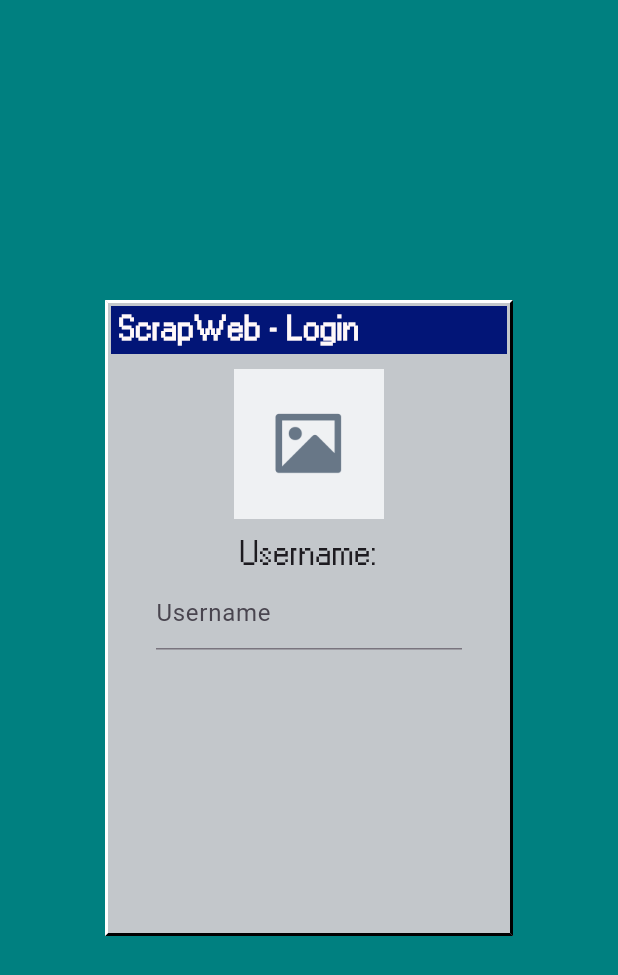
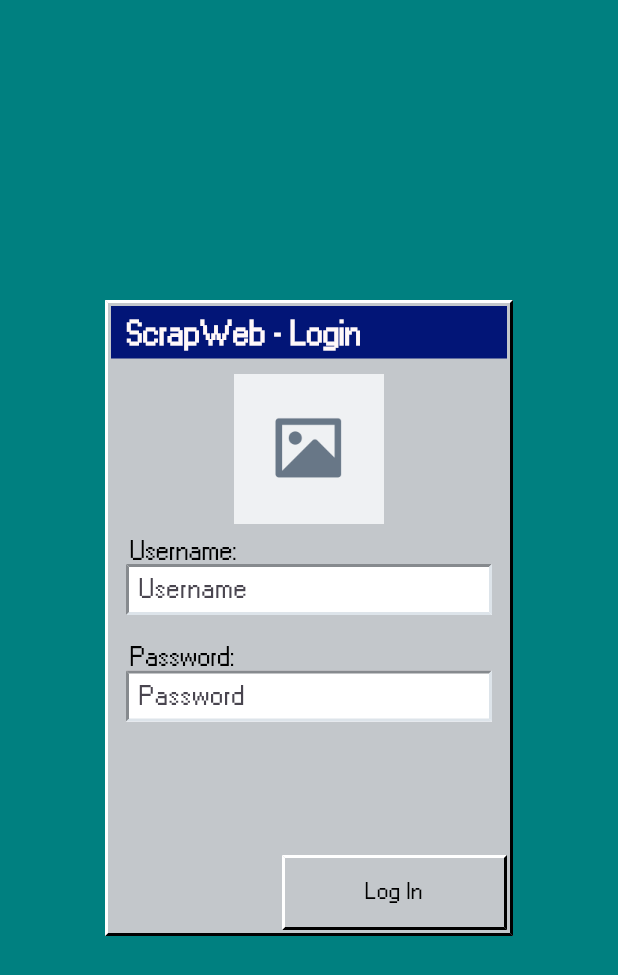
Before and after one commit to scrapweb-cop4331/scrapweb, a Flutter app: the screen it shows after launch, on a phone screen of 412 x 824 dp. Shown: the top 975 px of the screen. Run offline on Flutter 3.47's test engine with Material 3 defaults, Android fonts, the phone set to English and light mode, and no system bars.

Commit message:
login features completed, started process of converting to widgets (as i should have initially but im learning ¯\_(ツ)_/¯ )

```diff
--- a/mobile/scrapweb_app/lib/main.dart
+++ b/mobile/scrapweb_app/lib/main.dart
@@ -23,11 +23,85 @@ class MyApp extends StatelessWidget {
           default:
             return null;
         }
-      }
-
+      },
+      theme: ThemeData(
+        splashFactory: NoSplash.splashFactory,
+        splashColor: Colors.transparent,
+        highlightColor: Colors.transparent,
+        hoverColor: Colors.transparent,
+      )
     );
   }
 }
+
+/*
+  Button Widget
+  Creates Win95-esque button
+  Required parameters:
+    - text: 'string'
+    - onTap: () {
+      <function>
+    }
+
+  Optional parameters:
+    - width: int (default 100)
+    - height: int (default 35)
+*/
+class Win95Button extends StatefulWidget {
+  final String text;
+  final VoidCallback onTap;
+  final double width;
+  final double height;
+
+  const Win95Button({
+    super.key,
+    required this.text,
+    required this.onTap,
+    this.width = 100,
+    this.height = 35,
+  });
+
+  @override
+  State<Win95Button> createState() => _Win95ButtonState();
+}
+class _Win95ButtonState extends State<Win95Button> {
+  bool isPressed = false;
+
+  @override
+  Widget build(BuildContext context) {
+    return GestureDetector(
+      onTap: widget.onTap,
+      onTapDown: (_) => setState(() => isPressed = true),
+      onTapUp: (_) => setState(() => isPressed = false),
+      onTapCancel: () => setState(() => isPressed = false),
+
+      child: Container(
+        width: widget.width,
+        height: widget.height,
+        decoration: BoxDecoration(
+          color: Color.fromARGB(255, 195, 199, 203),
+          border: Border(
+            top: BorderSide(color: isPressed ? Colors.black : Colors.white, width: 2),
+            left: BorderSide(color: isPressed ? Colors.black : Colors.white, width: 2),
+            bottom: BorderSide(color: isPressed ? Colors.white : Colors.black, width: 2),
+            right: BorderSide(color: isPressed ? Colors.white : Colors.black, width: 2),
+          ),
+        ),
+        child: Center(
+          child: Text(
+            widget.text,
+            style: const TextStyle(
+              fontFamily: 'W95',
+              color: Colors.black,
+              fontSize: 14,
+            ),
+          ),
+        ),
+      )
+    );
+  }
+}
+
 
 class LoginPage extends StatefulWidget {
   const LoginPage({super.key});
@@ -37,6 +111,8 @@ class LoginPage extends StatefulWidget {
 }
 
 class _LoginPageState extends State<LoginPage> {
+  Color buttonTopLeftColor = Colors.white;
+  Color buttonBottomRightColor = Colors.black;
   @override
   Widget build(BuildContext context) {
     return Container(
@@ -62,34 +138,115 @@ class _LoginPageState extends State<LoginPage> {
           ),
         ),
         child: Scaffold(
+          backgroundColor:  Color.fromARGB(255, 195, 199, 203),
           body: Center(
             child: Container(
               padding: EdgeInsets.all(4.0),
               child: Column(
+                crossAxisAlignment: CrossAxisAlignment.start,
                 children: <Widget>[
                   Container(
                     color: Color.fromARGB(255, 2, 21, 119),
-                    width: 270,
-                    child: Text(' ScrapWeb - Login', style: TextStyle(fontFamily: 'W95', color: Color.fromARGB(255, 255, 248, 249), fontWeight: FontWeight.w700, fontSize: 20, height: 1.6))
+                    width: double.infinity,
+                    height: 35,
+                    child: RichText(text: TextSpan(text: '  ScrapWeb - Login', style: TextStyle(fontFamily: 'W95', color: Color.fromARGB(255, 255, 248, 249), fontWeight: FontWeight.w700, fontSize: 20, height: 1.6)))
                   ),
+                  Center(
+                    child: Container(
+                      padding: EdgeInsets.all(10.0),
+                      child: Image(image: AssetImage('images/placeholderSquare.png'), width: 100)
+                    )
+                  ),
+                  RichText(text: TextSpan(text: '   Username:', style: TextStyle(fontFamily: 'W95', fontSize: 16, color: Colors.black))),
                   Container(
-                    padding: EdgeInsets.all(10.0),
-                    child: Image(image: AssetImage('images/placeholderSquare.png'), width: 100)
+                    margin: EdgeInsets.symmetric(horizontal: 10),
+                    child: Material(
+                      shape: Border(
+                        right: BorderSide(
+                          width: 2,
+                          color: Color.fromARGB(255, 221, 228, 234)
+                        ),
+                        left: BorderSide(
+                          width: 2,
+                          color: Color.fromARGB(255, 134, 138, 142)
+                        ),
+                        top: BorderSide(
+                          width: 2,
+                          color: Color.fromARGB(255, 134, 138, 142)
+                        ),
+                        bottom: BorderSide(
+                          width: 2,
+                          color: Color.fromARGB(255, 221, 228, 234)
+                        )
+                      ),
+                      child: TextField(
+                        decoration: InputDecoration(
+                          hintText: ' Username',
+                          border: InputBorder.none,
+                          contentPadding: EdgeInsets.symmetric(horizontal: 0, vertical: 5),
+                          filled: true,
+                          isDense: true,
+                          fillColor: Color.fromARGB(255, 255, 255, 255),
+                          hintStyle: TextStyle(fontFamily: 'W95')
+                        ),
+                      )
+                    )
                   ),
-                  Text('Username:', style: TextStyle(fontFamily: 'W95', fontSize: 20)),
+                  SizedBox(
+                    height: 20,
+                  ),
+                  RichText(text: TextSpan(text: '   Password:', style: TextStyle(fontFamily: 'W95', fontSize: 16, color: Colors.black))),
                   Container(
-                    margin: EdgeInsets.symmetric(horizontal: 30),
-                    child: TextField(
-                      decoration: InputDecoration(
-                        hintText: 'Username'
+                    margin: EdgeInsets.symmetric(horizontal: 10),
+                    child: Material(
+                      shape: Border(
+                        right: BorderSide(
+                          width: 2,
+                          color: Color.fromARGB(255, 221, 228, 234)
+                        ),
+                        left: BorderSide(
+                          width: 2,
+                          color: Color.fromARGB(255, 134, 138, 142)
+                        ),
+                        top: BorderSide(
+                          width: 2,
+                          color: Color.fromARGB(255, 134, 138, 142)
+                        ),
+                        bottom: BorderSide(
+                          width: 2,
+                          color: Color.fromARGB(255, 221, 228, 234)
+                        )
                       ),
+                      child: TextField(
+                        decoration: InputDecoration(
+                          hintText: ' Password',
+                          border: InputBorder.none,
+                          contentPadding: EdgeInsets.symmetric(horizontal: 0, vertical: 5),
+                          filled: true,
+                          isDense: true,
+                          fillColor: Color.fromARGB(255, 255, 255, 255),
+                          hintStyle: TextStyle(fontFamily: 'W95')
+                        ),
+                      )
+                    )
+                  ),
+                  Spacer(),
+                  Align(
+                    alignment: Alignment.bottomRight,
+                    child: Win95Button(
+                      text: 'Log In',
+                      onTap: () {
+                        print("Button pressed.");
+                        return;
+                      },
+                      width: 150,
+                      height: 50
                     )
                   )
                 ]
               )
             )
           ),
-        backgroundColor: const Color.fromARGB(255, 195, 199, 203)
         )
       )
     );
```
Also changed, not shown: 1 other file.
